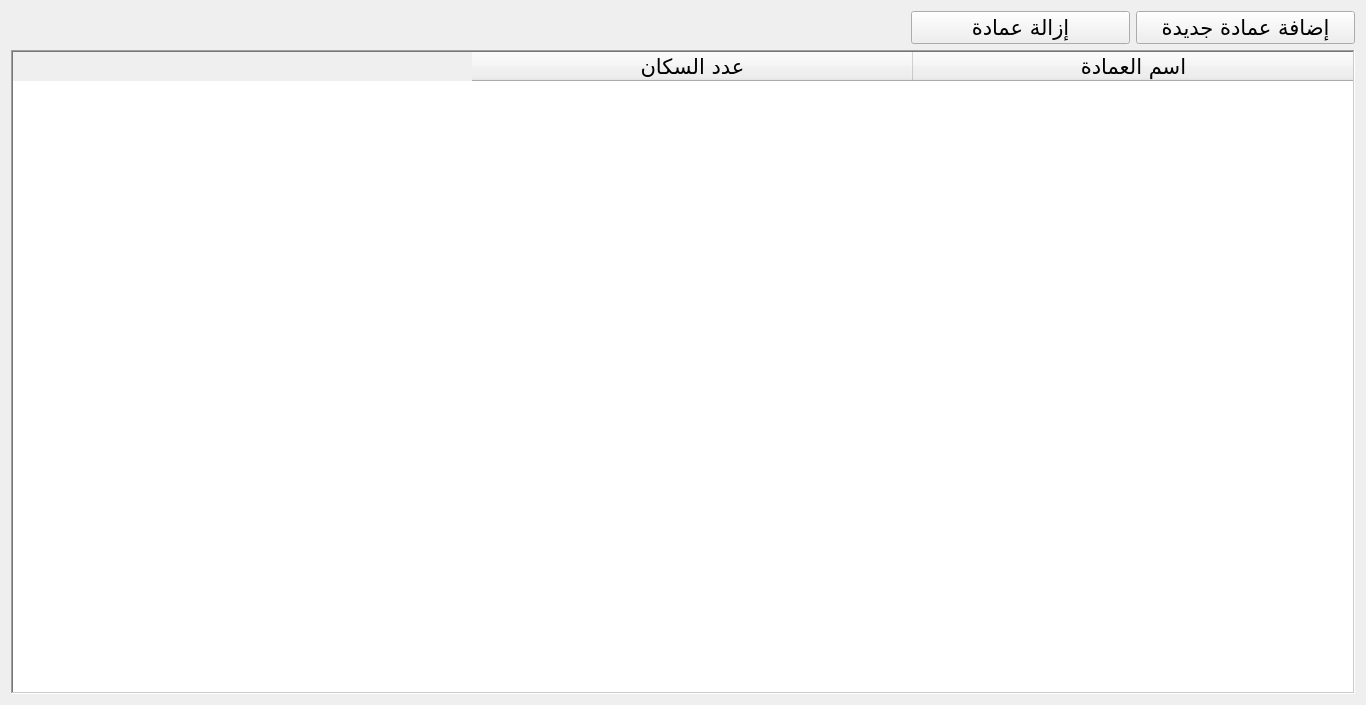
anwer25/Administration_agricole, file UI/Deanships.ui: the form before one commit.
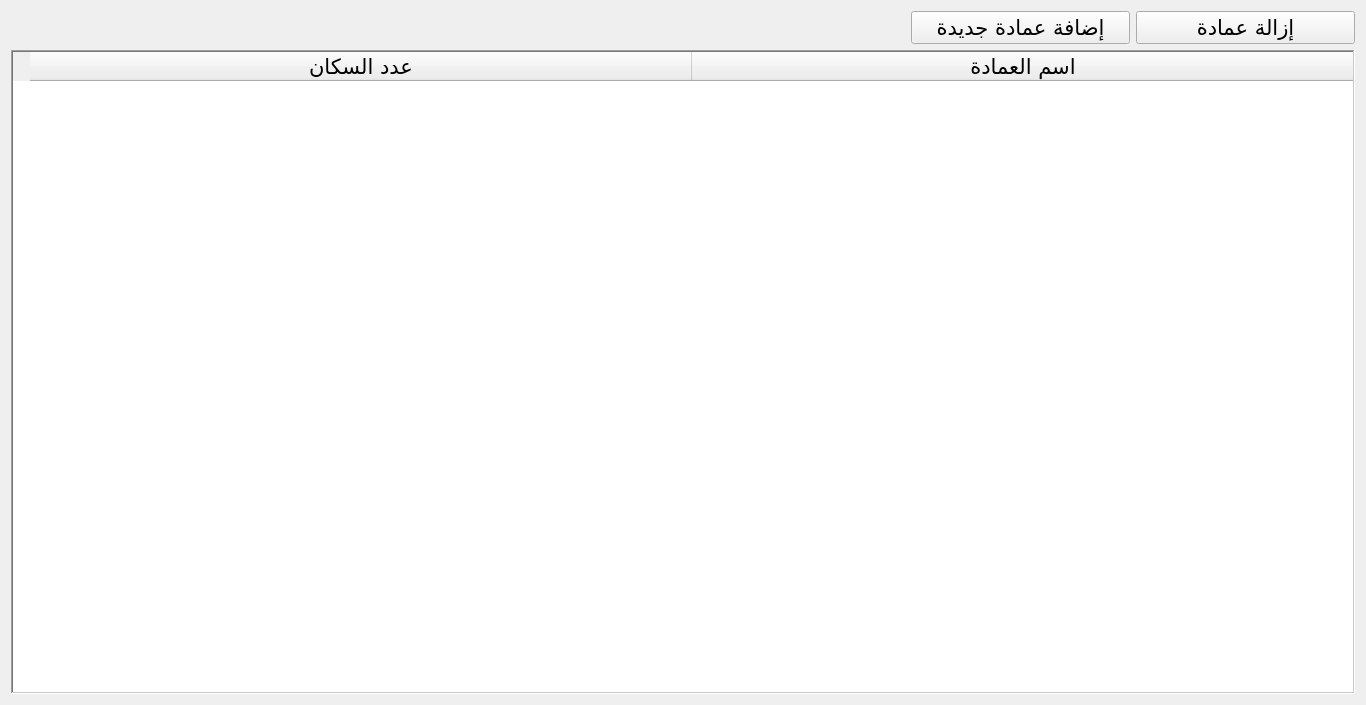
The form after the commit. Icons and pictures are not drawn.

What changed in the file:
```diff
--- a/UI/Deanships.ui
+++ b/UI/Deanships.ui
@@ -19,34 +19,18 @@
   <property name="windowTitle">
    <string>العمادات</string>
   </property>
+  <property name="windowIcon">
+   <iconset resource="../qrc_source/source.qrc">
+    <normaloff>:/MainIcon/Image/pngtree-beautiful-wheat-glyph-vector-icon-png-image_2003301.jpg</normaloff>:/MainIcon/Image/pngtree-beautiful-wheat-glyph-vector-icon-png-image_2003301.jpg</iconset>
+  </property>
+  <property name="layoutDirection">
+   <enum>Qt::RightToLeft</enum>
+  </property>
+  <property name="locale">
+   <locale language="Arabic" country="Tunisia"/>
+  </property>
   <layout class="QGridLayout" name="gridLayout_5">
-   <item row="0" column="1">
-    <layout class="QGridLayout" name="gridLayout_3"/>
-   </item>
-   <item row="0" column="0">
-    <layout class="QGridLayout" name="gridLayout_4"/>
-   </item>
-   <item row="0" column="2">
-    <layout class="QGridLayout" name="gridLayout_2"/>
-   </item>
-   <item row="0" column="3">
-    <layout class="QGridLayout" name="gridLayout"/>
-   </item>
-   <item row="0" column="5">
-    <widget class="QPushButton" name="addNewDeanship">
-     <property name="text">
-      <string>إضافة عمادة جديدة</string>
-     </property>
-    </widget>
-   </item>
-   <item row="0" column="4">
-    <widget class="QPushButton" name="removeDeanship">
-     <property name="text">
-      <string>إزالة عمادة</string>
-     </property>
-    </widget>
-   </item>
-   <item row="1" column="0" colspan="6">
+   <item row="1" column="1" colspan="6">
     <widget class="QTableWidget" name="dataTable">
      <property name="font">
       <font>
@@ -63,6 +47,9 @@
      <property name="frameShape">
       <enum>QFrame::WinPanel</enum>
      </property>
+     <property name="horizontalScrollBarPolicy">
+      <enum>Qt::ScrollBarAlwaysOff</enum>
+     </property>
      <property name="editTriggers">
       <set>QAbstractItemView::NoEditTriggers</set>
      </property>
@@ -94,7 +81,7 @@
       <bool>false</bool>
      </property>
      <attribute name="horizontalHeaderDefaultSectionSize">
-      <number>441</number>
+      <number>662</number>
      </attribute>
      <attribute name="horizontalHeaderHighlightSections">
       <bool>false</bool>
@@ -111,6 +98,32 @@
      </column>
     </widget>
    </item>
+   <item row="0" column="5">
+    <layout class="QGridLayout" name="gridLayout"/>
+   </item>
+   <item row="0" column="2">
+    <widget class="QPushButton" name="addNewDeanship">
+     <property name="text">
+      <string>إضافة عمادة جديدة</string>
+     </property>
+    </widget>
+   </item>
+   <item row="0" column="3">
+    <layout class="QGridLayout" name="gridLayout_3"/>
+   </item>
+   <item row="0" column="4">
+    <layout class="QGridLayout" name="gridLayout_2"/>
+   </item>
+   <item row="0" column="1">
+    <widget class="QPushButton" name="removeDeanship">
+     <property name="text">
+      <string>إزالة عمادة</string>
+     </property>
+    </widget>
+   </item>
+   <item row="0" column="6">
+    <layout class="QGridLayout" name="gridLayout_4"/>
+   </item>
   </layout>
  </widget>
  <resources/>
```
Left out of the diff: 13 changed lines with no effect on the pictures.
